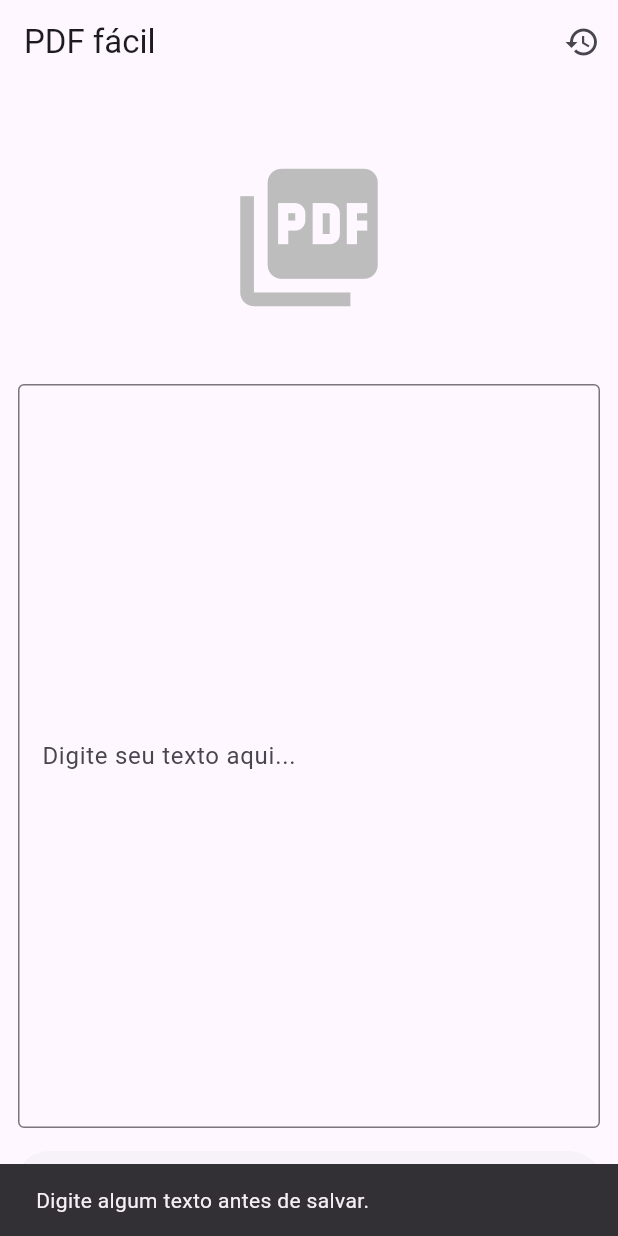
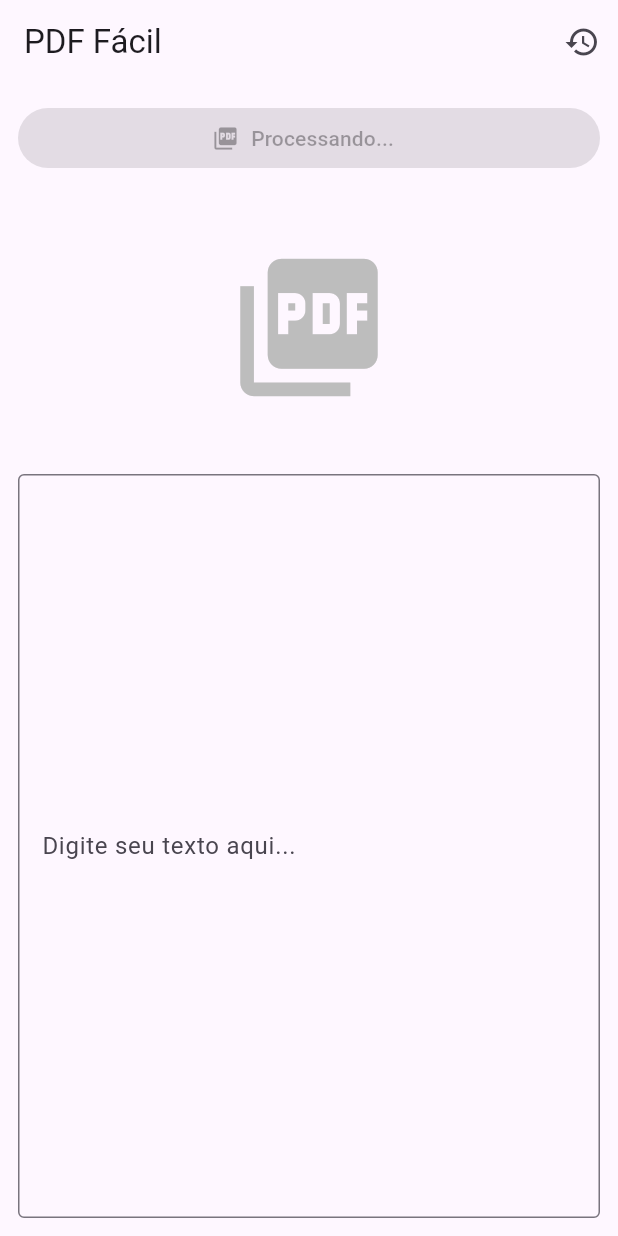
Before and after one commit to DiegoRodrigues1988/app_gerador_pdf, a Flutter app: the screen it shows after launch, after a tap on "Salvar e Gerar PDF", on a phone screen of 412 x 824 dp. Run offline on Flutter 3.47's test engine with Material 3 defaults, Android fonts, the phone set to English and light mode, and no system bars; our stand-ins replace cross_file, share_plus, sqflite; accounts and stored records are empty.

Commit message:
feat: move PDF button to top, accept any text, ensure all UI in Portuguese

```diff
--- a/lib/main.dart
+++ b/lib/main.dart
@@ -147,13 +147,7 @@ class _HomePageState extends State<HomePage> {
 
   Future<void> _saveAndGenerate() async {
     final text = _controller.text.trim();
-    if (text.isEmpty) {
-      ScaffoldMessenger.of(context).showSnackBar(
-        const SnackBar(content: Text('Digite algum texto antes de salvar.')),
-      );
-      return;
-    }
-
+    // Aceita qualquer texto, vazio ou não
     try {
       setState(() => _busy = true);
       final createdAt = DateTime.now().toIso8601String();
@@ -206,7 +200,7 @@ class _HomePageState extends State<HomePage> {
   Widget build(BuildContext context) {
     return Scaffold(
       appBar: AppBar(
-        title: const Text('PDF fácil'),
+        title: const Text('PDF Fácil'),
         actions: [
           IconButton(
             icon: const Icon(Icons.history),
@@ -221,6 +215,21 @@ class _HomePageState extends State<HomePage> {
         padding: const EdgeInsets.all(12.0),
         child: Column(
           children: [
+            // Botão de PDF no topo
+            Row(
+              children: [
+                Expanded(
+                  child: ElevatedButton.icon(
+                    onPressed: _busy ? null : _saveAndGenerate,
+                    icon: const Icon(Icons.picture_as_pdf),
+                    label: _busy
+                        ? const Text('Processando...')
+                        : const Text('Salvar e Gerar PDF'),
+                  ),
+                ),
+              ],
+            ),
+            const SizedBox(height: 12),
             // Cover image (optional). If you add an asset, enable it in pubspec.yaml.
             SizedBox(
               height: 180,
@@ -244,20 +253,6 @@ class _HomePageState extends State<HomePage> {
                 ),
                 textInputAction: TextInputAction.newline,
               ),
-            ),
-            const SizedBox(height: 12),
-            Row(
-              children: [
-                Expanded(
-                  child: ElevatedButton.icon(
-                    onPressed: _busy ? null : _saveAndGenerate,
-                    icon: const Icon(Icons.save_alt),
-                    label: _busy
-                        ? const Text('Processando...')
-                        : const Text('Salvar e Gerar PDF'),
-                  ),
-                ),
-              ],
             ),
           ],
         ),
```
